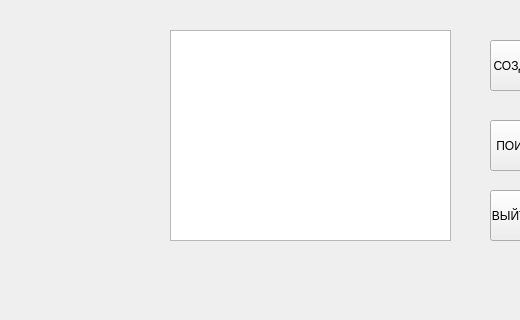
Before: the Qt Designer form managermain.ui in Mher55555/muzeynoedelo2, drawn with Qt 5; both pictures show x 0 to 520 and y 0 to 320 of the 808 by 542 pixel window.
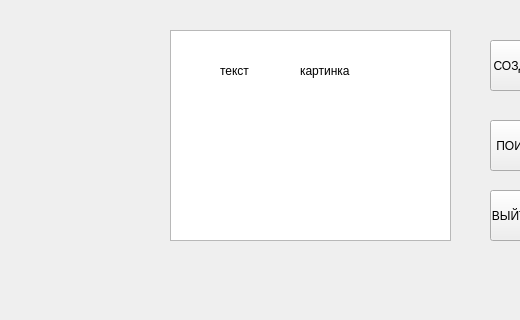
After: the same form once the commit is applied.

The edit to the form file:
```diff
--- a/managermain.ui
+++ b/managermain.ui
@@ -37,63 +37,6 @@
      <string>ПОИСК ЭКСПОНАТА</string>
     </property>
    </widget>
-   <widget class="QLabel" name="label_6">
-    <property name="geometry">
-     <rect>
-      <x>350</x>
-      <y>40</y>
-      <width>81</width>
-      <height>81</height>
-     </rect>
-    </property>
-    <property name="frameShadow">
-     <enum>QFrame::Plain</enum>
-    </property>
-    <property name="lineWidth">
-     <number>242</number>
-    </property>
-    <property name="text">
-     <string/>
-    </property>
-   </widget>
-   <widget class="QLabel" name="label_2">
-    <property name="geometry">
-     <rect>
-      <x>200</x>
-      <y>130</y>
-      <width>81</width>
-      <height>81</height>
-     </rect>
-    </property>
-    <property name="frameShadow">
-     <enum>QFrame::Plain</enum>
-    </property>
-    <property name="lineWidth">
-     <number>242</number>
-    </property>
-    <property name="text">
-     <string/>
-    </property>
-   </widget>
-   <widget class="QLabel" name="label_3">
-    <property name="geometry">
-     <rect>
-      <x>350</x>
-      <y>130</y>
-      <width>81</width>
-      <height>81</height>
-     </rect>
-    </property>
-    <property name="frameShadow">
-     <enum>QFrame::Plain</enum>
-    </property>
-    <property name="lineWidth">
-     <number>242</number>
-    </property>
-    <property name="text">
-     <string/>
-    </property>
-   </widget>
    <widget class="QPushButton" name="outsystem">
     <property name="geometry">
      <rect>
@@ -107,25 +50,6 @@
      <string>ВЫЙТИ ИЗ СИСТЕМЫ</string>
     </property>
    </widget>
-   <widget class="QLabel" name="label_5">
-    <property name="geometry">
-     <rect>
-      <x>190</x>
-      <y>40</y>
-      <width>81</width>
-      <height>81</height>
-     </rect>
-    </property>
-    <property name="frameShadow">
-     <enum>QFrame::Plain</enum>
-    </property>
-    <property name="lineWidth">
-     <number>242</number>
-    </property>
-    <property name="text">
-     <string/>
-    </property>
-   </widget>
    <widget class="QPushButton" name="createitem">
     <property name="geometry">
      <rect>
@@ -139,6 +63,32 @@
      <string>СОЗДАТЬ ЭКСПОНАТ</string>
     </property>
    </widget>
+   <widget class="QLabel" name="label_2">
+    <property name="geometry">
+     <rect>
+      <x>220</x>
+      <y>60</y>
+      <width>71</width>
+      <height>21</height>
+     </rect>
+    </property>
+    <property name="text">
+     <string>текст</string>
+    </property>
+   </widget>
+   <widget class="QLabel" name="label">
+    <property name="geometry">
+     <rect>
+      <x>300</x>
+      <y>50</y>
+      <width>71</width>
+      <height>41</height>
+     </rect>
+    </property>
+    <property name="text">
+     <string>картинка</string>
+    </property>
+   </widget>
   </widget>
   <widget class="QMenuBar" name="menubar">
    <property name="geometry">
```
Left out of the diff: 2 changed lines with no effect on the pictures.
